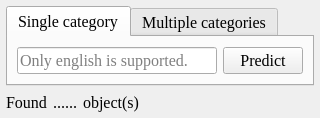
Above: ISAT/ui/text_prompt_dock.ui from yatengLG/ISAT_with_segment_anything before the change. Below: the same form after it.
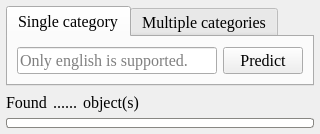
That is the form after the change. The open tabs and pages were chosen to show the change.

Commit message: 为text prompt功能添加进度条

```diff
--- a/ISAT/ui/text_prompt_dock.ui
+++ b/ISAT/ui/text_prompt_dock.ui
@@ -7,7 +7,7 @@
     <x>0</x>
     <y>0</y>
     <width>320</width>
-    <height>118</height>
+    <height>134</height>
    </rect>
   </property>
   <property name="font">
@@ -175,6 +175,41 @@
      </layout>
     </widget>
    </item>
+   <item>
+    <widget class="QProgressBar" name="progressBar">
+     <property name="minimumSize">
+      <size>
+       <width>0</width>
+       <height>10</height>
+      </size>
+     </property>
+     <property name="maximumSize">
+      <size>
+       <width>16777215</width>
+       <height>10</height>
+      </size>
+     </property>
+     <property name="styleSheet">
+      <string notr="true">QProgressBar {
+            border: 1px solid #888783;
+
+            border-radius: 3px;
+        }
+QProgressBar::chunk {
+            background-color: #74d65f;
+            border-radius: 2px;
+            width: 6px;
+            margin: 1px;
+        }</string>
+     </property>
+     <property name="value">
+      <number>0</number>
+     </property>
+     <property name="textVisible">
+      <bool>false</bool>
+     </property>
+    </widget>
+   </item>
   </layout>
  </widget>
  <resources/>
```
Left out of the diff: 26 changed lines with no effect on the pictures. The commit also changes 3 other files.
